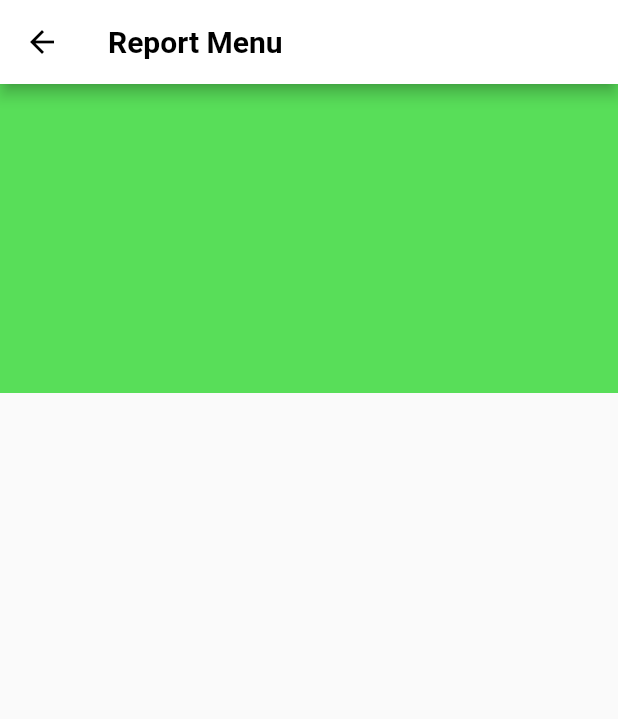
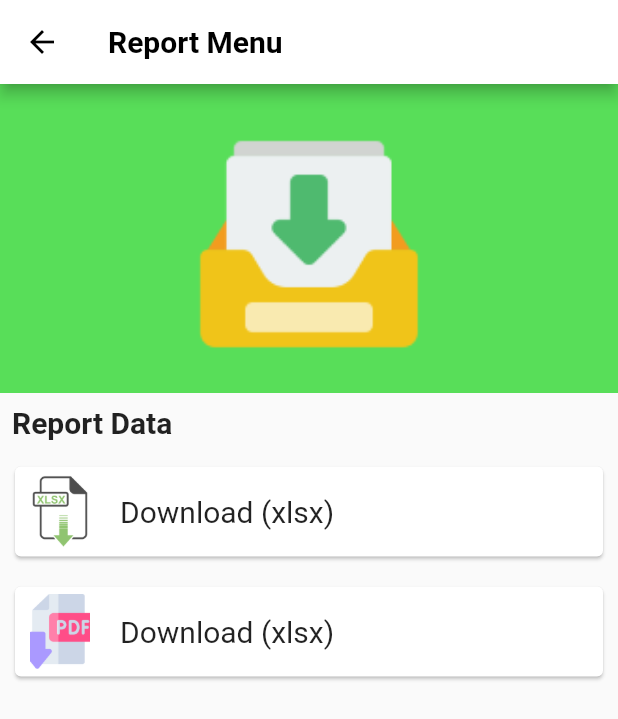
Before and after one commit to magerngulik/warehouse, a Flutter app: the ReportView screen opened directly, on a phone screen of 412 x 824 dp. Shown: the top 719 px of the screen. Run offline on Flutter 3.47's test engine with Material 2 defaults, Android fonts, the phone set to English and light mode, and no system bars; our stand-ins replace dartz, dropdown_textfield, get, logger, shared_preferences, supabase_flutter; missing offline and left inert: excel, mobile_scanner; accounts and stored records are empty; network calls fail.

Commit message:
update data

```diff
--- a/lib/main.dart
+++ b/lib/main.dart
@@ -1,4 +1,5 @@
 import 'package:flutter/material.dart';
+import 'package:flutter/services.dart';
 import 'package:get/get.dart';
 import 'package:skripsi_warehouse/core.dart';
 import 'package:supabase_flutter/supabase_flutter.dart';
@@ -20,13 +21,15 @@ Future<void> main() async {
   } else {
     mainapp = const LoginView();
   }
-
+  SystemChrome.setPreferredOrientations([DeviceOrientation.portraitUp])
+      .then((_) {
     runApp(
       GetMaterialApp(
         debugShowCheckedModeBanner: false,
         home: mainapp,
       ),
     );
+  });
 }
 
 final supabase = Supabase.instance.client;
--- a/lib/module/input_parts/view/input_parts_view.dart
+++ b/lib/module/input_parts/view/input_parts_view.dart
@@ -22,13 +22,14 @@ class InputPartsView extends StatelessWidget {
                 children: [
                   WarehouseTextfield(
                       hintTitle: "Part Number",
-                      controller: controller.productNameController),
+                      controller: controller.productNumberController),
                   WarehouseTextfield(
                       hintTitle: "Part Name",
                       controller: controller.productNameController),
                   WarehouseTextfield(
                       hintTitle: "Stock",
-                      controller: controller.stockController),
+                      controller: controller.stockController,
+                      readOnly: true),
                   WarehouseTextfield(
                       hintTitle: "Minimum",
                       controller: controller.minimalStockController),
--- a/lib/module/login/view/login_view.dart
+++ b/lib/module/login/view/login_view.dart
@@ -37,7 +37,10 @@ class LoginView extends StatelessWidget {
               ],
             ),
           ),
-          body: Container(
+          body: SingleChildScrollView(
+            child: Container(
+              height: MediaQuery.of(context).size.height,
+              width: MediaQuery.of(context).size.width,
               padding: const EdgeInsets.all(20.0),
               child: Column(
                 mainAxisAlignment: MainAxisAlignment.center,
@@ -126,6 +129,7 @@ class LoginView extends StatelessWidget {
                 ],
               ),
             ),
+          ),
         );
       },
     );
--- a/lib/module/report/controller/report_controller.dart
+++ b/lib/module/report/controller/report_controller.dart
@@ -1,21 +1,166 @@
+import 'dart:io';
+
+import 'package:excel/excel.dart';
+import 'package:flutter/material.dart';
 import 'package:get/get.dart';
+import 'package:intl/intl.dart';
+import 'package:logger/logger.dart';
+import 'package:path/path.dart';
+import 'package:path_provider/path_provider.dart';
+import 'package:skripsi_warehouse/core.dart';
+import 'package:skripsi_warehouse/main.dart';
 import '../view/report_view.dart';
 
 class ReportController extends GetxController {
   ReportView? view;
 
   @override
-  void onInit() {
-    super.onInit();
+  void onClose() {
+    // TODO: implement onClose
+    super.onClose();
   }
 
   @override
-  void onReady() {
-    super.onReady();
+  void onInit() {
+    // TODO: implement onInit
+    super.onInit();
+    getAllData();
   }
 
-  @override
-  void onClose() {
-    super.onClose();
+  var allData = [];
+  var log = Logger();
+
+  doDownloadExcel() async {
+    var excel = Excel.createExcel();
+    excel.rename(excel.getDefaultSheet()!, "Test Sheet");
+
+    var sheet = excel["Test Sheet"];
+
+    var cell =
+        sheet.cell(CellIndex.indexByColumnRow(columnIndex: 0, rowIndex: 0));
+
+    cell.value = "Index ke A1";
+
+    var cell2 = sheet.cell(CellIndex.indexByString("A2"));
+    cell2.value = "index ke A2";
+
+    var fileBytes = excel.save();
+    var directory = await getApplicationDocumentsDirectory();
+
+// File(join('$directory/output_file_name.xlsx'))
+//   ..createSync(recursive: true)
+//   ..writeAsBytesSync(fileBytes);
+  }
+
+  testExport() async {
+    var excel = Excel.createExcel();
+    Sheet sheetObject = excel['SheetName'];
+
+    CellStyle cellStyle = CellStyle(
+        backgroundColorHex: "#1AFF1A",
+        fontFamily: getFontFamily(FontFamily.Calibri));
+
+    cellStyle.underline = Underline.Single; // or Underline.Double
+
+    var cell = sheetObject.cell(CellIndex.indexByString("A1"));
+    cell.value = 'Hello Flutter';
+    cell.cellStyle = cellStyle;
+
+    var currentDate = DateTime.now();
+    var formattedDate = DateFormat('yyyy-MM-dd').format(currentDate);
+    try {
+      var fileBytes = excel.save();
+      var downloadDirectory =
+          Directory('/storage/emulated/0/Download/Warehouse');
+
+      if (!downloadDirectory.existsSync()) {
+        downloadDirectory.createSync(recursive: true);
+      }
+
+      var newFileName = 'laporan_data_$formattedDate.xlsx';
+      var outputFile = File('${downloadDirectory.path}/$newFileName');
+      outputFile.writeAsBytesSync(fileBytes!);
+
+      if (outputFile.existsSync()) {
+        log.d('File successfully saved at: ${outputFile.path}');
+        Get.dialog(
+            QDialog(message: "Data berhasil di simpan, di ${outputFile.path}"));
+      } else {
+        log.d('Error saving the file.');
+      }
+    } catch (e) {
+      log.e('Error: $e');
+    }
+  }
+
+  testGenerate() {
+    // Add header row
+    var excel = Excel.createExcel();
+
+    Sheet sheetObject = excel['SheetName'];
+
+    sheetObject.appendRow([
+      "ID",
+      "Head Name",
+      "Location ID",
+      "Quantity",
+      "Created At",
+      "Updated At",
+      "ID User"
+    ]);
+
+    // Add data rows
+    for (var data in allData) {
+      sheetObject.appendRow([
+        data["id"] ??
+            "kolak pisang", // Tambahkan default value atau aturan penanganan jika data null
+        data["head_name"] ?? "lalala",
+        data["head_location_id"] ?? "alalla",
+        data["quantity"] ?? "allal",
+        data["created_at"] ?? "alal",
+        data["updated_at"] ?? "adfaf",
+        data["id_user"] ?? "lalal",
+      ]);
+    }
+
+    var currentDate = DateTime.now();
+    var formattedDate = DateFormat('yyyy-MM-dd').format(currentDate);
+    try {
+      var fileBytes = excel.save();
+      var downloadDirectory =
+          Directory('/storage/emulated/0/Download/Warehouse');
+
+      if (!downloadDirectory.existsSync()) {
+        downloadDirectory.createSync(recursive: true);
+      }
+
+      var newFileName = 'laporan_data_$formattedDate.xlsx';
+      var outputFile = File('${downloadDirectory.path}/$newFileName');
+      outputFile.writeAsBytesSync(fileBytes!);
+
+      if (outputFile.existsSync()) {
+        log.d('File successfully saved at: ${outputFile.path}');
+        Get.dialog(
+            QDialog(message: "Data berhasil di simpan, di ${outputFile.path}"));
+      } else {
+        log.d('Error saving the file.');
+      }
+    } catch (e) {
+      log.e('Error: $e');
+    }
+  }
+
+  getAllData() async {
+    try {
+      final data =
+          await supabase.from('location').select('*,transaction(*,part(*))');
+      log.f(data);
+      debugPrint(data.toString());
+      allData = List.from(data);
+    } catch (e) {
+      Get.dialog(QDialog(message: "ada kesalahan $e"));
+
+      debugPrint("$e");
+    }
   }
 }
--- a/lib/module/report/view/report_view.dart
+++ b/lib/module/report/view/report_view.dart
@@ -1,7 +1,10 @@
+// ignore_for_file: public_member_api_docs, sort_constructors_first
 import 'package:flutter/material.dart';
+import 'package:get/get.dart';
+
+import 'package:skripsi_warehouse/core.dart';
+
 import '../controller/report_controller.dart';
-import 'package:skripsi_warehouse/core.dart';
-import 'package:get/get.dart';
 
 class ReportView extends StatelessWidget {
   const ReportView({Key? key}) : super(key: key);
@@ -23,6 +26,58 @@ class ReportView extends StatelessWidget {
                     height: MediaQuery.of(context).size.height / 4,
                     width: MediaQuery.of(context).size.width,
                     decoration: BoxDecoration(color: baseColor),
+                    child: Align(
+                      alignment: Alignment.center,
+                      child: Container(
+                        height: 150.0,
+                        width: 150.0,
+                        decoration: const BoxDecoration(
+                          image: DecorationImage(
+                            image: AssetImage(
+                              "assets/icons/inbox.png",
+                            ),
+                            fit: BoxFit.cover,
+                          ),
+                          borderRadius: BorderRadius.all(
+                            Radius.circular(
+                              8.0,
+                            ),
+                          ),
+                        ),
+                      ),
+                    ),
+                  ),
+                  const Padding(
+                    padding: EdgeInsets.all(8.0),
+                    child: Row(
+                      crossAxisAlignment: CrossAxisAlignment.start,
+                      children: [
+                        Text(
+                          "Report Data",
+                          style: TextStyle(
+                            fontSize: 20.0,
+                            fontWeight: FontWeight.bold,
+                          ),
+                        )
+                      ],
+                    ),
+                  ),
+                  Column(
+                    children: [
+                      QButtonDownload(
+                          ontap: () {
+                            debugPrint("ontap 1");
+                            controller.testGenerate();
+                          },
+                          image: "assets/icons/exl.png",
+                          title: "Download (xlsx)"),
+                      QButtonDownload(
+                          ontap: () {
+                            debugPrint("ontap 2");
+                          },
+                          image: "assets/icons/pdf.png",
+                          title: "Download (xlsx)")
+                    ],
                   )
                 ],
               ),
@@ -33,3 +88,56 @@ class ReportView extends StatelessWidget {
     );
   }
 }
+
+class QButtonDownload extends StatelessWidget {
+  final Function() ontap;
+  final String image;
+  final String title;
+  const QButtonDownload({
+    Key? key,
+    required this.ontap,
+    required this.image,
+    required this.title,
+  }) : super(key: key);
+
+  @override
+  Widget build(BuildContext context) {
+    return InkWell(
+      onTap: () => ontap(),
+      child: Card(
+        margin: const EdgeInsets.all(10.0),
+        child: Row(
+          children: [
+            Container(
+              height: 50.0,
+              width: 50.0,
+              margin: const EdgeInsets.all(5.0),
+              decoration: BoxDecoration(
+                image: DecorationImage(
+                  image: AssetImage(
+                    image,
+                  ),
+                  fit: BoxFit.fitHeight,
+                ),
+                borderRadius: const BorderRadius.all(
+                  Radius.circular(
+                    8.0,
+                  ),
+                ),
+              ),
+            ),
+            const SizedBox(
+              width: 10.0,
+            ),
+            Text(
+              title,
+              style: const TextStyle(
+                fontSize: 20.0,
+              ),
+            ),
+          ],
+        ),
+      ),
+    );
+  }
+}
--- a/lib/shared/widget/texfield/w_textfield.dart
+++ b/lib/shared/widget/texfield/w_textfield.dart
@@ -4,10 +4,12 @@ import 'package:skripsi_warehouse/shared/color/m_base_color.dart';
 class WarehouseTextfield extends StatelessWidget {
   final String hintTitle;
   final TextEditingController controller;
+  final bool? readOnly;
   const WarehouseTextfield({
     super.key,
     required this.hintTitle,
     required this.controller,
+    this.readOnly,
   });
 
   @override
@@ -19,6 +21,7 @@ class WarehouseTextfield extends StatelessWidget {
         // controller: controller.maxLantai,
         controller: controller,
         initialValue: null,
+        readOnly: readOnly ?? false,
         decoration: InputDecoration(
           filled: true,
           fillColor: textfieldColor,
```
Also changed, not shown: lib/module/input_parts/controller/input_parts_controller.dart (+14 -1 lines), pubspec.yaml (+5 -9 lines), assets/icons/exl.png (added), assets/icons/pdf.png (added), pubspec.lock, 1 other file. Lines whose indentation alone changed are shown as unchanged.
